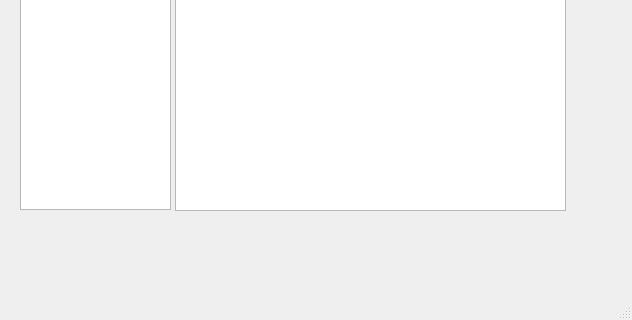
Amirreza-Banejad/cahtbot2, file chatmenu.ui: the form before one commit; both pictures show x 0 to 632 and y 211 to 531 of the 632 by 531 pixel window.
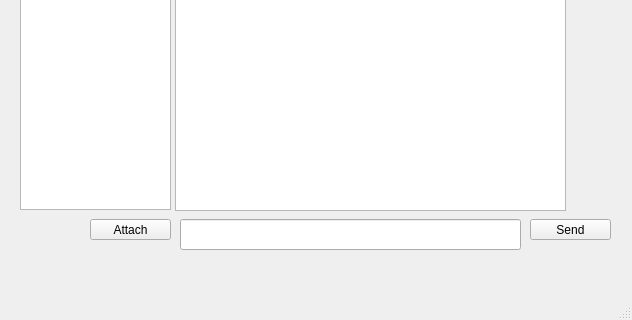
The form after the commit.

Patch:
```diff
--- a/chatmenu.ui
+++ b/chatmenu.ui
@@ -55,6 +55,45 @@
      </rect>
     </property>
    </widget>
+   <widget class="QPushButton" name="sendButton">
+    <property name="geometry">
+     <rect>
+      <x>530</x>
+      <y>430</y>
+      <width>81</width>
+      <height>21</height>
+     </rect>
+    </property>
+    <property name="toolTip">
+     <string>&lt;html&gt;&lt;head/&gt;&lt;body&gt;&lt;p&gt;write your mesage in left box then perss this butten&lt;/p&gt;&lt;p&gt;&lt;br/&gt;&lt;/p&gt;&lt;/body&gt;&lt;/html&gt;</string>
+    </property>
+    <property name="text">
+     <string>Send</string>
+    </property>
+   </widget>
+   <widget class="QLineEdit" name="messageText">
+    <property name="geometry">
+     <rect>
+      <x>180</x>
+      <y>430</y>
+      <width>341</width>
+      <height>31</height>
+     </rect>
+    </property>
+   </widget>
+   <widget class="QPushButton" name="attachmentButten">
+    <property name="geometry">
+     <rect>
+      <x>90</x>
+      <y>430</y>
+      <width>81</width>
+      <height>21</height>
+     </rect>
+    </property>
+    <property name="text">
+     <string>Attach</string>
+    </property>
+   </widget>
   </widget>
   <widget class="QMenuBar" name="menubar">
    <property name="geometry">
```
Left out of the diff: 2 changed lines with no effect on the pictures.
